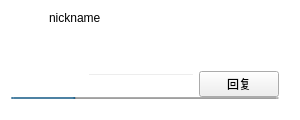
The window that notification/notificationcard.ui (iwxyi/CatlikeQQ) describes before a commit, drawn with Qt 5.
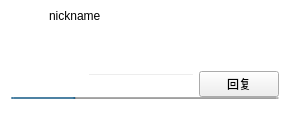
The same window after the commit. Custom widgets are drawn as their Qt base class.

What changed in the file:
```diff
--- a/notification/notificationcard.ui
+++ b/notification/notificationcard.ui
@@ -25,6 +25,9 @@
    <property name="spacing">
     <number>0</number>
    </property>
+   <property name="topMargin">
+    <number>9</number>
+   </property>
    <property name="rightMargin">
     <number>21</number>
    </property>
```
